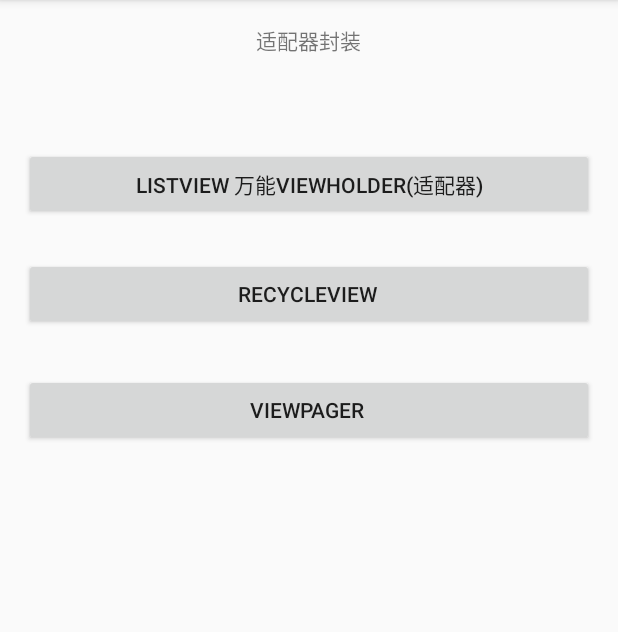
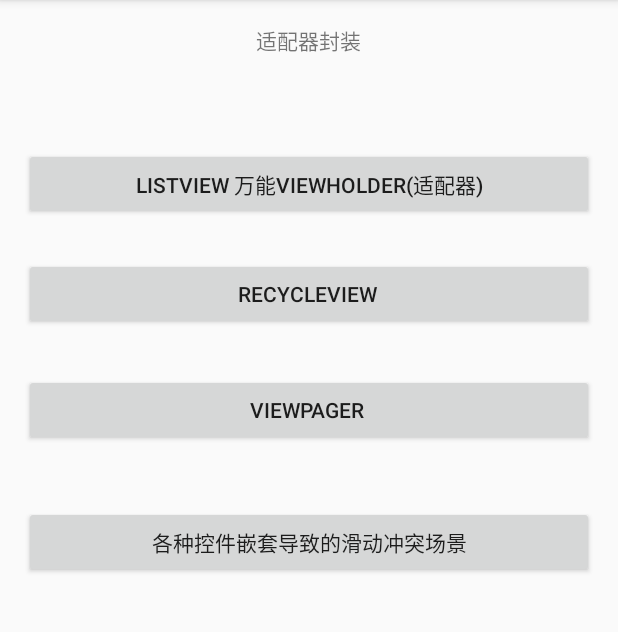
Before and after one commit to dacaoyuan/AdapterEncapsulationDaemon, an Android app: the screen it shows after launch (MainActivity), on a phone screen of 412 x 824 dp, the part 84-716 px from its top. Run offline under Robolectric (Android 15) with nearby library versions, the phone set to English and light mode, and no system bars; our stand-ins replace ButterKnife.

Commit message:
细化了功能分包

```diff
--- a/app/src/main/java/com/example/adapterencapsulation/activity/MainActivity.java
+++ b/app/src/main/java/com/example/adapterencapsulation/activity/MainActivity.java
@@ -4,13 +4,16 @@ import android.annotation.TargetApi;
 import android.content.Intent;
 import android.os.Build;
 import android.os.Bundle;
-import android.support.v4.view.PagerAdapter;
 import android.support.v7.app.AppCompatActivity;
 import android.util.DisplayMetrics;
 import android.view.View;
 import android.widget.Button;
 
 import com.example.adapterencapsulation.R;
+import com.example.adapterencapsulation.activity.nest.SundryNestSceneActivity;
+import com.example.adapterencapsulation.activity.list.ListActivity;
+import com.example.adapterencapsulation.activity.recycler.RecycleViewActivity;
+import com.example.adapterencapsulation.activity.viewpager.PagerActivity;
 
 import butterknife.BindView;
 import butterknife.ButterKnife;
@@ -43,7 +46,7 @@ public class MainActivity extends AppCompatActivity {
         System.out.println("MainActivity.onCreate width=" + width + " height=" + height);
     }
 
-    @OnClick({R.id.button, R.id.button2, R.id.button3})
+    @OnClick({R.id.button, R.id.button2, R.id.button3, R.id.button6})
     public void onViewClicked(View view) {
         switch (view.getId()) {
             case R.id.button:
@@ -55,6 +58,11 @@ public class MainActivity extends AppCompatActivity {
             case R.id.button3:
                 startActivity(new Intent(MainActivity.this, PagerActivity.class));
                 break;
+            case R.id.button6:
+                startActivity(new Intent(MainActivity.this, SundryNestSceneActivity.class));
+                break;
+
+
         }
     }
 }
--- a/app/src/main/java/com/example/adapterencapsulation/activity/ListActivity.java
+++ b/app/src/main/java/com/example/adapterencapsulation/activity/list/ListActivity.java
@@ -1,4 +1,4 @@
-package com.example.adapterencapsulation.activity;
+package com.example.adapterencapsulation.activity.list;
 
 import android.content.Intent;
 import android.os.Bundle;
@@ -7,6 +7,7 @@ import android.view.View;
 import android.widget.Button;
 
 import com.example.adapterencapsulation.R;
+import com.example.adapterencapsulation.activity.BaseListViewActivity;
 
 import butterknife.BindView;
 import butterknife.ButterKnife;
--- a/app/src/main/java/com/example/adapterencapsulation/activity/ListViewActivity.java
+++ b/app/src/main/java/com/example/adapterencapsulation/activity/list/ListViewActivity.java
@@ -1,4 +1,4 @@
-package com.example.adapterencapsulation.activity;
+package com.example.adapterencapsulation.activity.list;
 
 import android.os.Bundle;
 import android.support.v7.app.AppCompatActivity;
--- a/app/src/main/java/com/example/adapterencapsulation/activity/RecycleViewActivity.java
+++ b/app/src/main/java/com/example/adapterencapsulation/activity/recycler/RecycleViewActivity.java
@@ -1,4 +1,4 @@
-package com.example.adapterencapsulation.activity;
+package com.example.adapterencapsulation.activity.recycler;
 
 import android.os.Bundle;
 import android.support.v7.app.AppCompatActivity;
--- a/app/src/main/java/com/example/adapterencapsulation/activity/PackageViewPagerActivity.java
+++ b/app/src/main/java/com/example/adapterencapsulation/activity/viewpager/PackageViewPagerActivity.java
@@ -1,4 +1,4 @@
-package com.example.adapterencapsulation.activity;
+package com.example.adapterencapsulation.activity.viewpager;
 
 import android.content.Context;
 import android.os.Bundle;
--- a/app/src/main/java/com/example/adapterencapsulation/activity/PagerActivity.java
+++ b/app/src/main/java/com/example/adapterencapsulation/activity/viewpager/PagerActivity.java
@@ -1,4 +1,4 @@
-package com.example.adapterencapsulation.activity;
+package com.example.adapterencapsulation.activity.viewpager;
 
 import android.content.Intent;
 import android.os.Bundle;
@@ -7,6 +7,7 @@ import android.view.View;
 import android.widget.Button;
 
 import com.example.adapterencapsulation.R;
+import com.example.adapterencapsulation.activity.BaseViewpagerActivity;
 
 import butterknife.BindView;
 import butterknife.ButterKnife;
--- a/app/src/main/res/layout/activity_main.xml
+++ b/app/src/main/res/layout/activity_main.xml
@@ -44,4 +44,13 @@
         android:layout_below="@+id/button2"
         android:layout_marginTop="29dp"
         android:text="ViewPager " />
+
+    <Button
+        android:id="@+id/button6"
+        android:layout_width="match_parent"
+        android:layout_height="wrap_content"
+        android:layout_below="@+id/button3"
+        android:layout_centerHorizontal="true"
+        android:layout_marginTop="40dp"
+        android:text="各种控件嵌套导致的滑动冲突场景" />
 </RelativeLayout>
--- a/app/src/main/res/layout/activity_pager.xml
+++ b/app/src/main/res/layout/activity_pager.xml
@@ -8,7 +8,7 @@
     android:paddingLeft="@dimen/activity_horizontal_margin"
     android:paddingRight="@dimen/activity_horizontal_margin"
     android:paddingTop="@dimen/activity_vertical_margin"
-    tools:context="com.example.adapterencapsulation.activity.PagerActivity">
+    tools:context="com.example.adapterencapsulation.activity.viewpager.PagerActivity">
 
     <Button
         android:id="@+id/button4"
```
Also changed, not shown: app/src/main/AndroidManifest.xml (+7 -6 lines), app/src/main/java/com/example/adapterencapsulation/activity/list/ScrollViewNestListActivity.java (renamed from app/src/main/java/com/example/adapterencapsulation/activity/ScrollViewNestListActivity.java, +16 -1 lines), app/src/main/java/com/example/adapterencapsulation/activity/nest/SundryNestSceneActivity.java (added, +50 -0 lines), app/src/main/res/layout/activity_sundry_nest_scene.xml (added, +24 -0 lines).
